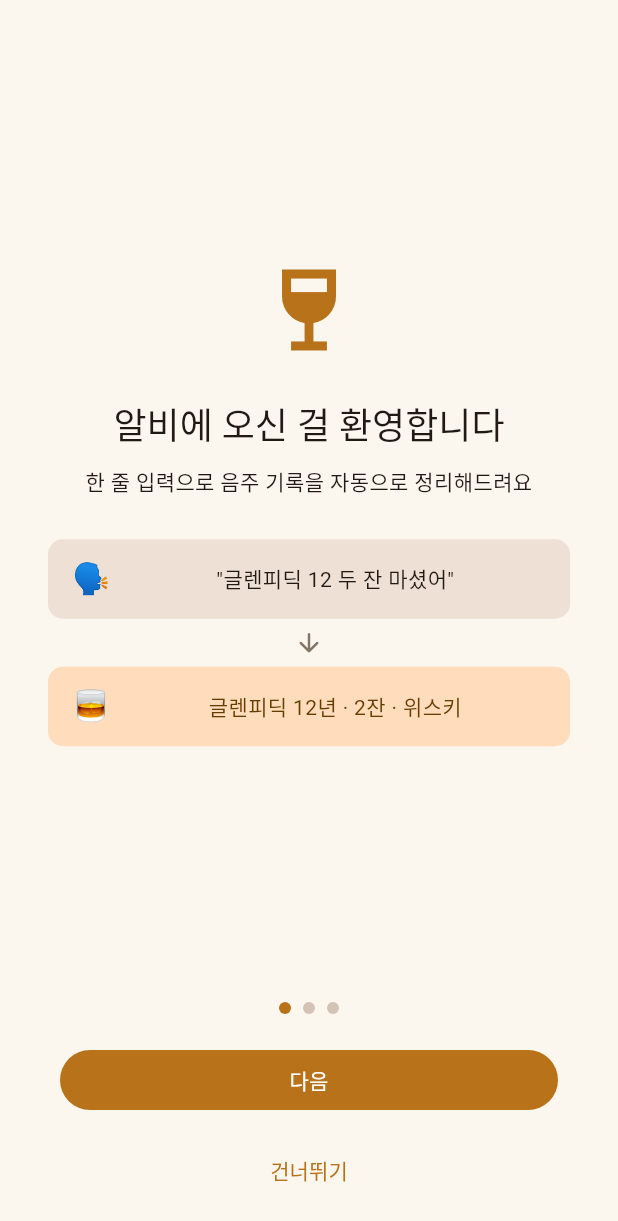
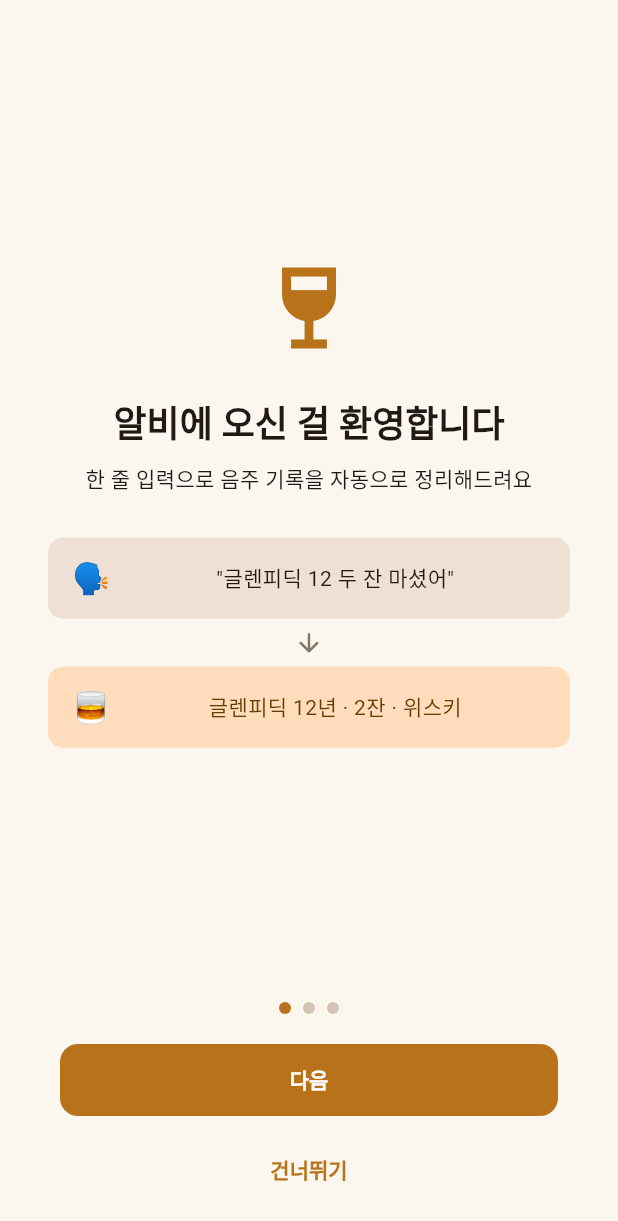
Before and after one commit to Roast-Fried/Albie, a Flutter app: the screen it shows after launch, on a phone screen of 412 x 824 dp. Shown: the top 1221 px of the screen. Run offline on Flutter 3.47's test engine with Material 3 defaults, Android fonts, the phone set to English and light mode, and no system bars; our stand-ins replace cross_file, dio, drift, fl_chart, flutter_dotenv, flutter_local_notifications and 9 more; accounts and stored records are empty; generated files the repository leaves out were written again; Roboto replaces fonts that are missing (Pretendard).

Commit message:
feat: 디자인 시스템 토큰 (app_tokens) + 테마 컴포넌트 확장
- app_tokens.dart: AppSpacing/AppRadius/AppDuration/AppPalette/AppTypography SoT
- app_theme.dart: TextTheme(Pretendard 위계) + 컴포넌트 테마 일괄(Card/FilledButton/Outlined/Text/Chip/FAB/ListTile/Divider/Dialog/BottomSheet/SnackBar/SegmentedButton/BottomNav)
- 위스키 컨셉(Jim Beam/Arran) + 카드 WCAG 보더 보존, 소스뱃지 색 토큰 승격

```diff
--- a/lib/core/theme/app_theme.dart
+++ b/lib/core/theme/app_theme.dart
@@ -1,4 +1,6 @@
 import 'package:flutter/material.dart';
+
+import 'app_tokens.dart';
 
 /// 알비 테마 — 위스키 컨셉.
 ///
@@ -6,31 +8,21 @@
 /// **Dark**: 아란 마크리무어 캐스크 스트렝스 (Arran Machrie Moor CS) — 피트 + 셰리
 /// 캐스크의 진한 황금 + 피트 블랙 배경.
 ///
-/// 폰트: Pretendard (한국어/라틴 모두 자연스러운 가독성).
+/// 폰트: Pretendard. 간격/반경/타이포는 [AppTokens] SoT 경유.
 class AppTheme {
   AppTheme._();
 
   // --- Jim Beam (Light) ---
-  /// 짐빔 버번의 액체 색 — deep amber gold. primary seed.
-  static const Color kJimBeamAmber = Color(0xFFB8731A);
-
-  /// 짐빔 라벨 오크 — secondary/accent.
-  static const Color kOakBrown = Color(0xFF5C3A1E);
-
-  /// 따뜻한 크림 배경.
-  static const Color kCreamSurface = Color(0xFFFBF6EE);
+  static const Color kJimBeamAmber = AppPalette.jimBeamAmber;
+  static const Color kOakBrown = AppPalette.oakBrown;
+  static const Color kCreamSurface = AppPalette.creamSurface;
 
   // --- Arran Machrie Moor CS (Dark) ---
-  /// 캐스크 스트렝스의 진한 황금 — primary seed (dark).
-  static const Color kArranCaskGold = Color(0xFFE0A857);
+  static const Color kArranCaskGold = AppPalette.arranCaskGold;
+  static const Color kPeatBlack = AppPalette.peatBlack;
+  static const Color kPeatSmoke = AppPalette.peatSmoke;
 
-  /// 피트 블랙 — scaffold.
-  static const Color kPeatBlack = Color(0xFF15110D);
-
-  /// 피트 스모크 — surface.
-  static const Color kPeatSmoke = Color(0xFF1F1812);
-
-  static const _fontFamily = 'Pretendard';
+  static const _fontFamily = AppTypography.fontFamily;
 
   static ThemeData get light {
     final scheme = ColorScheme.fromSeed(
@@ -40,45 +32,17 @@
       primary: kJimBeamAmber,
       secondary: kOakBrown,
       surface: kCreamSurface,
+      error: AppPalette.error,
     );
-
-    return ThemeData(
-      useMaterial3: true,
-      colorScheme: scheme,
-      fontFamily: _fontFamily,
-      scaffoldBackgroundColor: kCreamSurface,
-      appBarTheme: const AppBarTheme(
-        centerTitle: false,
-        elevation: 0,
-        scrolledUnderElevation: 0.5,
-        backgroundColor: kCreamSurface,
-      ),
-      // 2026-05-27 Codex audit Finding 4: cream 배경 (#FBF6EE) 와 white card 의
-      // 대비 1.08:1 — 카드 경계 색만으로 거의 구분 불가. outlineVariant border
-      // 추가로 카드 경계 시각 분리.
-      cardTheme: CardThemeData(
-        elevation: 0,
-        shape: RoundedRectangleBorder(
-          borderRadius: BorderRadius.circular(12),
-          side: BorderSide(color: scheme.outlineVariant, width: 0.5),
-        ),
-        color: Colors.white,
-      ),
-      inputDecorationTheme: InputDecorationTheme(
-        filled: true,
-        fillColor: Colors.white,
-        border: OutlineInputBorder(
-          borderRadius: BorderRadius.circular(12),
-          borderSide: BorderSide.none,
-        ),
-        contentPadding:
-            const EdgeInsets.symmetric(horizontal: 16, vertical: 14),
-      ),
-      bottomNavigationBarTheme: const BottomNavigationBarThemeData(
-        type: BottomNavigationBarType.fixed,
-        backgroundColor: Colors.white,
-        selectedItemColor: kJimBeamAmber,
-      ),
+    return _base(
+      scheme: scheme,
+      brightness: Brightness.light,
+      scaffold: kCreamSurface,
+      cardColor: Colors.white,
+      // cream(#FBF6EE) 배경과 white card 대비 1.08:1 → outlineVariant 보더로 경계 분리.
+      cardBorder: BorderSide(color: scheme.outlineVariant, width: 0.5),
+      fieldFill: Colors.white,
+      navBg: Colors.white,
     );
   }
 
@@ -90,42 +54,148 @@
       primary: kArranCaskGold,
       surface: kPeatSmoke,
     );
+    return _base(
+      scheme: scheme,
+      brightness: Brightness.dark,
+      scaffold: kPeatBlack,
+      cardColor: kPeatSmoke,
+      cardBorder: BorderSide.none,
+      fieldFill: kPeatSmoke,
+      navBg: kPeatSmoke,
+    );
+  }
+
+  /// Light/Dark 공통 컴포넌트 테마 — 토큰 기반 통일.
+  static ThemeData _base({
+    required ColorScheme scheme,
+    required Brightness brightness,
+    required Color scaffold,
+    required Color cardColor,
+    required BorderSide cardBorder,
+    required Color fieldFill,
+    required Color navBg,
+  }) {
+    final textTheme = AppTypography.textTheme(brightness)
+        .apply(fontFamily: _fontFamily);
 
     return ThemeData(
       useMaterial3: true,
       colorScheme: scheme,
       fontFamily: _fontFamily,
-      scaffoldBackgroundColor: kPeatBlack,
-      appBarTheme: const AppBarTheme(
+      textTheme: textTheme,
+      scaffoldBackgroundColor: scaffold,
+      appBarTheme: AppBarTheme(
         centerTitle: false,
         elevation: 0,
         scrolledUnderElevation: 0.5,
-        backgroundColor: kPeatBlack,
+        backgroundColor: scaffold,
+        titleTextStyle: textTheme.titleLarge?.copyWith(color: scheme.onSurface),
       ),
       cardTheme: CardThemeData(
         elevation: 0,
-        shape: RoundedRectangleBorder(borderRadius: BorderRadius.circular(12)),
-        color: kPeatSmoke,
+        margin: const EdgeInsets.symmetric(
+            horizontal: AppSpacing.lg, vertical: AppSpacing.sm),
+        shape: RoundedRectangleBorder(
+          borderRadius: AppRadius.cardR,
+          side: cardBorder,
+        ),
+        color: cardColor,
+        clipBehavior: Clip.antiAlias,
       ),
       inputDecorationTheme: InputDecorationTheme(
         filled: true,
-        fillColor: kPeatSmoke,
-        border: OutlineInputBorder(
-          borderRadius: BorderRadius.circular(12),
+        fillColor: fieldFill,
+        border: const OutlineInputBorder(
+          borderRadius: AppRadius.fieldR,
           borderSide: BorderSide.none,
         ),
-        contentPadding:
-            const EdgeInsets.symmetric(horizontal: 16, vertical: 14),
+        enabledBorder: const OutlineInputBorder(
+          borderRadius: AppRadius.fieldR,
+          borderSide: BorderSide.none,
+        ),
+        focusedBorder: OutlineInputBorder(
+          borderRadius: AppRadius.fieldR,
+          borderSide: BorderSide(color: scheme.primary, width: 1.5),
+        ),
+        contentPadding: const EdgeInsets.symmetric(
+            horizontal: AppSpacing.lg, vertical: AppSpacing.md),
       ),
-      bottomNavigationBarTheme: const BottomNavigationBarThemeData(
+      filledButtonTheme: FilledButtonThemeData(
+        style: FilledButton.styleFrom(
+          minimumSize: const Size(0, 48),
+          shape: RoundedRectangleBorder(borderRadius: AppRadius.fieldR),
+          textStyle: textTheme.labelLarge,
+        ),
+      ),
+      elevatedButtonTheme: ElevatedButtonThemeData(
+        style: ElevatedButton.styleFrom(
+          minimumSize: const Size(0, 48),
+          elevation: 0,
+          shape: RoundedRectangleBorder(borderRadius: AppRadius.fieldR),
+          textStyle: textTheme.labelLarge,
+        ),
+      ),
+      outlinedButtonTheme: OutlinedButtonThemeData(
+        style: OutlinedButton.styleFrom(
+          minimumSize: const Size(0, 48),
+          shape: RoundedRectangleBorder(borderRadius: AppRadius.fieldR),
+          textStyle: textTheme.labelLarge,
+        ),
+      ),
+      textButtonTheme: TextButtonThemeData(
+        style: TextButton.styleFrom(textStyle: textTheme.labelLarge),
+      ),
+      chipTheme: ChipThemeData(
+        shape: RoundedRectangleBorder(
+          borderRadius: BorderRadius.circular(AppRadius.pill),
+        ),
+        side: BorderSide(color: scheme.outlineVariant),
+        labelStyle: textTheme.labelMedium,
+        padding: const EdgeInsets.symmetric(
+            horizontal: AppSpacing.md, vertical: AppSpacing.xs),
+      ),
+      floatingActionButtonTheme: FloatingActionButtonThemeData(
+        backgroundColor: scheme.primary,
+        foregroundColor: scheme.onPrimary,
+        shape: RoundedRectangleBorder(borderRadius: AppRadius.cardR),
+      ),
+      listTileTheme: const ListTileThemeData(
+        contentPadding: EdgeInsets.symmetric(
+            horizontal: AppSpacing.lg, vertical: AppSpacing.xs),
+      ),
+      dividerTheme: DividerThemeData(
+        color: scheme.outlineVariant,
+        thickness: 0.5,
+        space: 1,
+      ),
+      dialogTheme: DialogThemeData(
+        shape: RoundedRectangleBorder(borderRadius: AppRadius.cardR),
+        titleTextStyle: textTheme.titleLarge?.copyWith(color: scheme.onSurface),
+      ),
+      bottomSheetTheme: const BottomSheetThemeData(
+        shape: RoundedRectangleBorder(borderRadius: AppRadius.sheetR),
+        showDragHandle: true,
+      ),
+      snackBarTheme: SnackBarThemeData(
+        behavior: SnackBarBehavior.floating,
+        shape: RoundedRectangleBorder(borderRadius: AppRadius.fieldR),
+      ),
+      segmentedButtonTheme: SegmentedButtonThemeData(
+        style: ButtonStyle(
+          textStyle: WidgetStatePropertyAll(textTheme.labelLarge),
+        ),
+      ),
+      bottomNavigationBarTheme: BottomNavigationBarThemeData(
         type: BottomNavigationBarType.fixed,
-        backgroundColor: kPeatSmoke,
-        selectedItemColor: kArranCaskGold,
+        backgroundColor: navBg,
+        selectedItemColor: scheme.primary,
+        unselectedItemColor: scheme.onSurfaceVariant,
+        selectedLabelStyle: textTheme.labelSmall,
+        unselectedLabelStyle: textTheme.labelSmall,
       ),
     );
   }
 
   /// 기존 코드 호환 — `AppTheme.kAlbiAmber` 참조처 유지.
-  /// Jim Beam 의 amber 가 그 자리에 대응.
   static const Color kAlbiAmber = kJimBeamAmber;
 }
--- /dev/null
+++ b/lib/core/theme/app_tokens.dart
@@ -0,0 +1,97 @@
+import 'package:flutter/material.dart';
+
+/// 알비 디자인 토큰 — 간격/반경/모션/타이포/시맨틱 색상 SoT.
+///
+/// 위스키 컨셉(Light: Jim Beam amber, Dark: Arran cask)을 유지하면서,
+/// 화면들이 하드코딩 대신 본 토큰을 경유하도록 통일한다.
+class AppSpacing {
+  AppSpacing._();
+  static const double xs = 4;
+  static const double sm = 8;
+  static const double md = 12;
+  static const double lg = 16;
+  static const double xl = 24;
+  static const double xxl = 32;
+
+  static const EdgeInsets pageH = EdgeInsets.symmetric(horizontal: lg);
+  static const EdgeInsets card = EdgeInsets.all(lg);
+  static const EdgeInsets listV = EdgeInsets.symmetric(vertical: sm);
+}
+
+class AppRadius {
+  AppRadius._();
+  static const double sm = 8;
+  static const double md = 12;
+  static const double lg = 16;
+  static const double pill = 999;
+
+  static const BorderRadius cardR = BorderRadius.all(Radius.circular(md));
+  static const BorderRadius fieldR = BorderRadius.all(Radius.circular(md));
+  static const BorderRadius sheetR =
+      BorderRadius.vertical(top: Radius.circular(lg));
+}
+
+class AppDuration {
+  AppDuration._();
+  static const Duration fast = Duration(milliseconds: 150);
+  static const Duration base = Duration(milliseconds: 250);
+  static const Duration slow = Duration(milliseconds: 400);
+}
+
+/// 시맨틱/브랜드 색상 토큰. 위스키 팔레트 + 상태 색 + 소스 뱃지(WCAG AA 검증값).
+class AppPalette {
+  AppPalette._();
+
+  // 위스키 브랜드 (app_theme 와 동일 SoT)
+  static const Color jimBeamAmber = Color(0xFFB8731A); // light primary
+  static const Color oakBrown = Color(0xFF5C3A1E); // light secondary
+  static const Color creamSurface = Color(0xFFFBF6EE); // light bg
+  static const Color arranCaskGold = Color(0xFFE0A857); // dark primary
+  static const Color peatBlack = Color(0xFF15110D); // dark bg
+  static const Color peatSmoke = Color(0xFF1F1812); // dark surface
+
+  // 상태 색 (light 기준, WCAG AA 본문 대비 확보)
+  static const Color success = Color(0xFF2E7D32);
+  static const Color warning = Color(0xFFB25900);
+  static const Color error = Color(0xFFC62828);
+  static const Color info = Color(0xFF0055CC);
+
+  // 소스 뱃지 (source_badge_widget 의 WCAG AA fix 값 — SoT 승격)
+  static const Color sourceAiUserKey = Color(0xFF0055CC); // 4.7:1
+  static const Color sourceAiAppKey = Color(0xFF006855); // 5.4:1
+  static const Color sourceLocalParser = Color(0xFFB25900); // 4.5:1
+  static const Color sourceManual = Color(0xFF5F5F5F); // 6.4:1
+}
+
+/// Pretendard 기반 TextTheme — 위계(display/headline/title/body/label).
+class AppTypography {
+  AppTypography._();
+  static const String fontFamily = 'Pretendard';
+
+  static TextTheme textTheme(Brightness brightness) {
+    return const TextTheme(
+      headlineMedium:
+          TextStyle(fontSize: 28, fontWeight: FontWeight.w700, height: 1.25),
+      headlineSmall:
+          TextStyle(fontSize: 24, fontWeight: FontWeight.w700, height: 1.3),
+      titleLarge:
+          TextStyle(fontSize: 20, fontWeight: FontWeight.w700, height: 1.3),
+      titleMedium:
+          TextStyle(fontSize: 16, fontWeight: FontWeight.w600, height: 1.35),
+      titleSmall:
+          TextStyle(fontSize: 14, fontWeight: FontWeight.w600, height: 1.4),
+      bodyLarge:
+          TextStyle(fontSize: 16, fontWeight: FontWeight.w400, height: 1.5),
+      bodyMedium:
+          TextStyle(fontSize: 14, fontWeight: FontWeight.w400, height: 1.5),
+      bodySmall:
+          TextStyle(fontSize: 13, fontWeight: FontWeight.w400, height: 1.45),
+      labelLarge:
+          TextStyle(fontSize: 14, fontWeight: FontWeight.w600, height: 1.3),
+      labelMedium:
+          TextStyle(fontSize: 12, fontWeight: FontWeight.w600, height: 1.3),
+      labelSmall:
+          TextStyle(fontSize: 11, fontWeight: FontWeight.w500, height: 1.3),
+    );
+  }
+}
```
